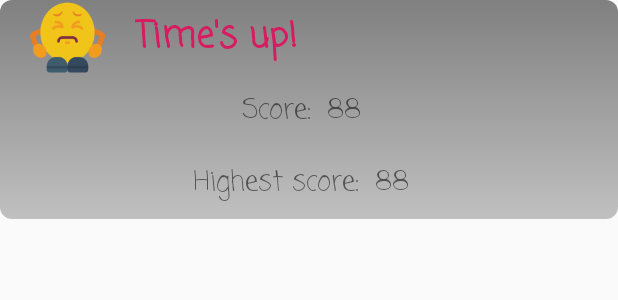
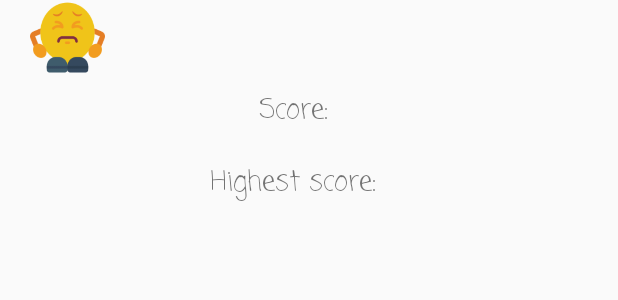
Before and after one commit to tony158/FastReaction, an Android app: the layout game_over_popup.xml on its own in the app's theme, with its tools: preview values and no code run, on a phone screen of 412 x 824 dp. Shown: the top 300 px of the screen. Run offline under Robolectric (Android 15) with nearby library versions, the phone set to English and light mode, and no system bars.

Commit message:
delete an ugly icon and fix some warning

```diff
--- a/app/src/main/java/com/tonigames/fastreaction/findpair/ui/findpairfragment/IFindPair.kt
+++ b/app/src/main/java/com/tonigames/fastreaction/findpair/ui/findpairfragment/IFindPair.kt
@@ -124,7 +124,6 @@ interface IFindPairFragment {
             R.drawable.food_and_bbq,
             R.drawable.food_cart,
             R.drawable.food_restaurant,
-            R.drawable.football,
             R.drawable.footwear,
             R.drawable.forest,
             R.drawable.fox,
--- a/app/src/main/res/layout/game_over_popup.xml
+++ b/app/src/main/res/layout/game_over_popup.xml
@@ -2,7 +2,6 @@
 <LinearLayout xmlns:android="http://schemas.android.com/apk/res/android"
     android:layout_width="match_parent"
     android:layout_height="wrap_content"
-    android:background="@drawable/bg_dialog_gameover"
     android:orientation="vertical">
 
     <LinearLayout
@@ -31,7 +30,7 @@
             android:layout_marginStart="20dp"
             android:fontFamily="casual"
             android:gravity="center"
-            android:text="Time's up!"
+            android:text=""
             android:textColor="@color/colorAccent"
             android:textSize="24sp"
             android:textStyle="bold" />
@@ -60,7 +59,7 @@
             android:layout_height="wrap_content"
             android:layout_marginEnd="10dp"
             android:fontFamily="casual"
-            android:text="88"
+            android:text=""
             android:textSize="18sp" />
 
     </LinearLayout>
@@ -88,7 +87,7 @@
             android:layout_height="wrap_content"
             android:layout_marginEnd="10dp"
             android:fontFamily="casual"
-            android:text="88"
+            android:text=""
             android:textSize="18sp" />
 
     </LinearLayout>
```
Also changed, not shown: app/src/main/res/drawable/football.png (deleted).
